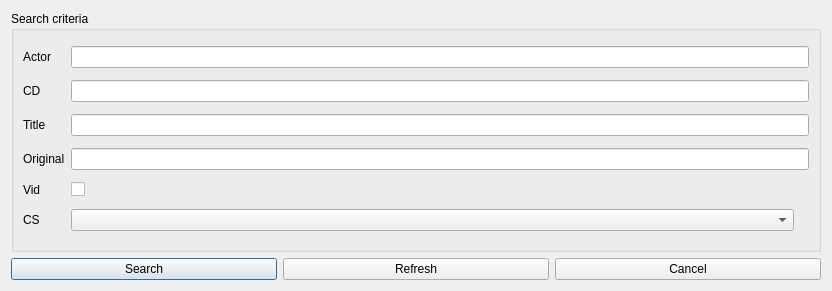
Old version of the form pordb_suchen.ui in the repository hwmay/pordb.
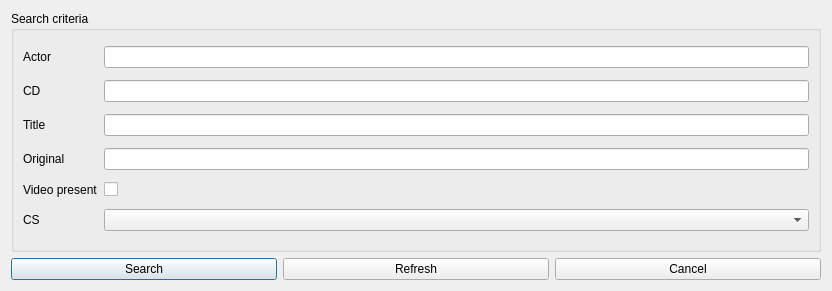
New version of the form. Icons and pictures are not drawn.

Commit message: Added help texts and translation for the new dialog

```diff
--- a/pordb_suchen.ui
+++ b/pordb_suchen.ui
@@ -69,7 +69,7 @@
         <item row="4" column="0">
          <widget class="QLabel" name="label_5">
           <property name="text">
-           <string>Vid</string>
+           <string>Video present</string>
           </property>
          </widget>
         </item>
```
Left out of the diff: 54 changed lines with no effect on the pictures. The commit also changes 6 other files.
